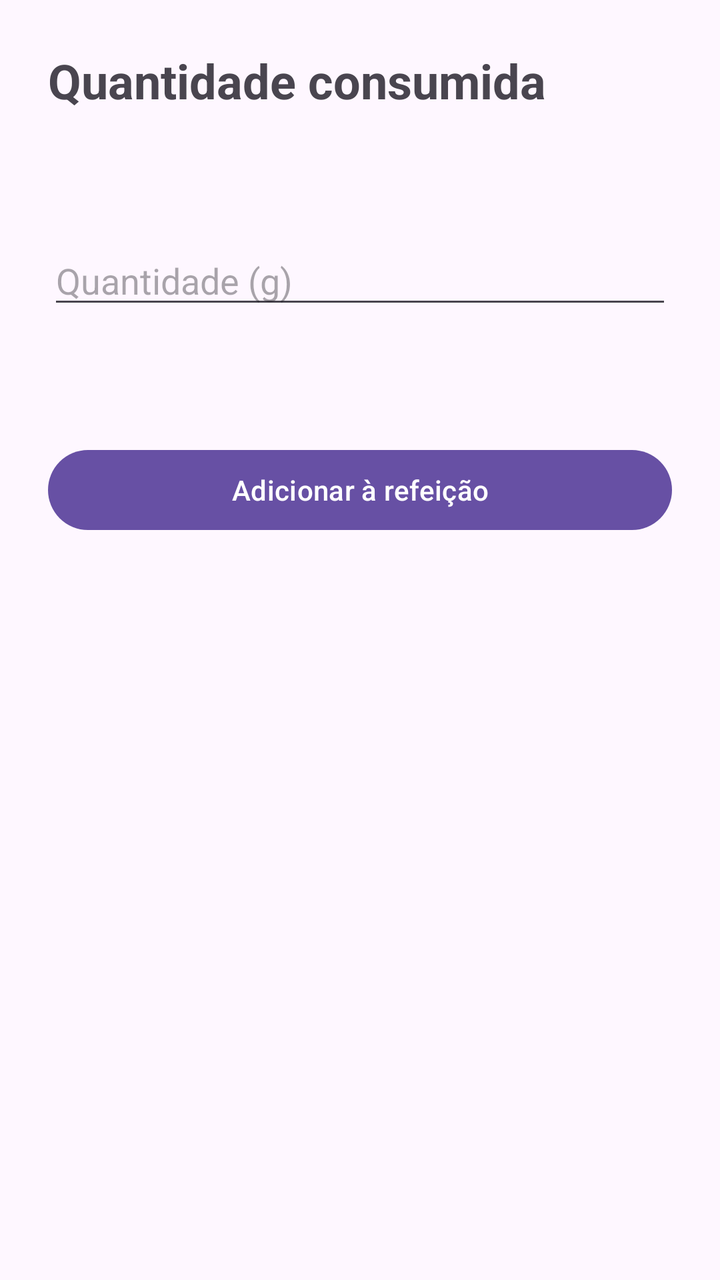
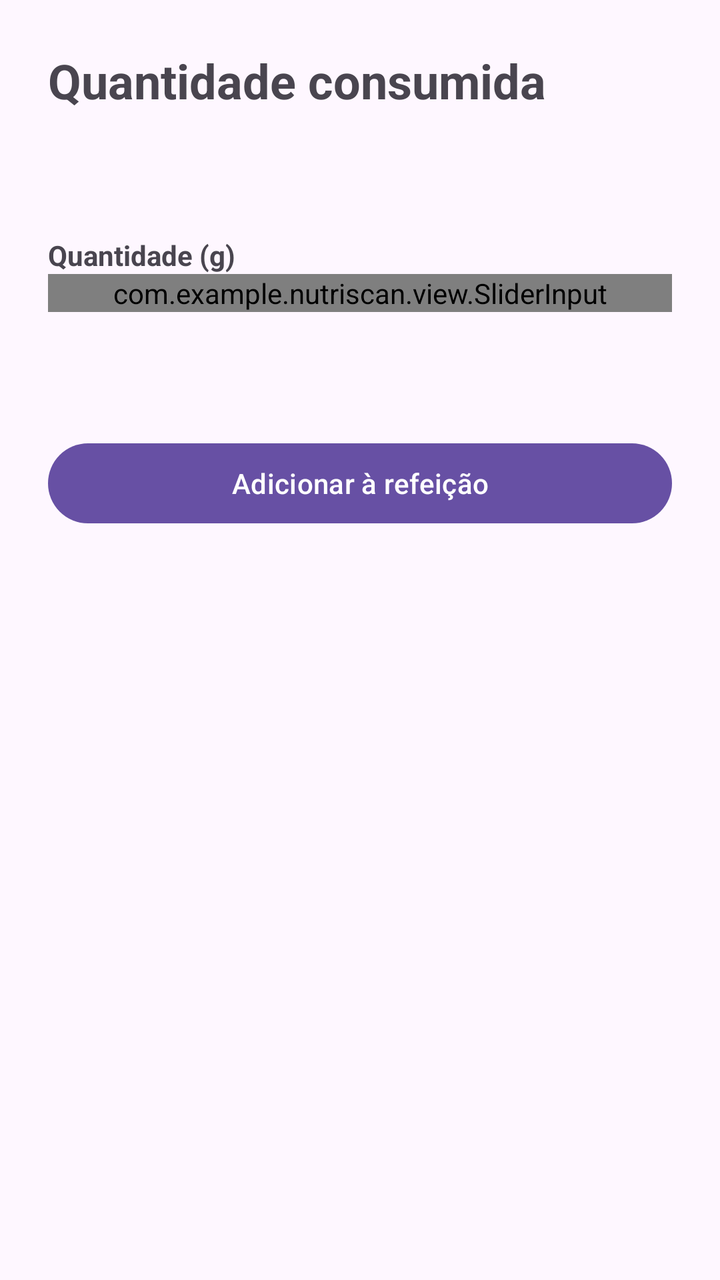

Two renders of the same Android screen: before a commit and after it. Below are the layout's source before the change and the commit's diff.
<!-- AndroidManifest.xml: application theme Theme.NutriScan -->
<!-- res/layout/activity_quantity.xml -->
<?xml version="1.0" encoding="utf-8"?>
<ScrollView xmlns:android="http://schemas.android.com/apk/res/android"
            android:id="@+id/quantity"
            android:layout_width="match_parent"
            android:layout_height="match_parent">

    <LinearLayout
            android:layout_width="match_parent"
            android:layout_height="wrap_content"
            android:orientation="vertical"
            android:padding="24dp">

        <TextView
                android:layout_width="wrap_content"
                android:layout_height="wrap_content"
                android:text="Quantidade consumida"
                android:textSize="24sp"
                android:textStyle="bold"
                android:layout_marginBottom="16dp" />

        <TextView
                android:id="@+id/tvFood"
                android:layout_width="match_parent"
                android:layout_height="wrap_content"
                android:textSize="16sp" />

        <EditText
                android:id="@+id/etGrams"
                android:layout_width="match_parent"
                android:layout_height="wrap_content"
                android:layout_marginTop="24dp"
                android:hint="Quantidade (g)"
                android:inputType="numberDecimal" />

        <TextView
                android:id="@+id/tvTotals"
                android:layout_width="match_parent"
                android:layout_height="wrap_content"
                android:layout_marginTop="16dp"
                android:textSize="16sp" />

        <Button
                android:id="@+id/btnConfirm"
                android:layout_width="match_parent"
                android:layout_height="wrap_content"
                android:layout_marginTop="24dp"
                android:text="Adicionar à refeição" />

    </LinearLayout>
</ScrollView>
<!-- resources referenced by this layout -->
<resources>
  <style name="Theme.NutriScan" parent="Base.Theme.NutriScan" />
  <style name="Base.Theme.NutriScan" parent="Theme.Material3.DayNight.NoActionBar">
          
          
      </style>
</resources>

<!-- the commit's change to res/layout/activity_quantity.xml (unified diff, before → after) -->
@@ -13,10 +13,10 @@
         <TextView
                 android:layout_width="wrap_content"
                 android:layout_height="wrap_content"
+                android:layout_marginBottom="16dp"
                 android:text="Quantidade consumida"
                 android:textSize="24sp"
-                android:textStyle="bold"
-                android:layout_marginBottom="16dp" />
+                android:textStyle="bold" />
 
         <TextView
                 android:id="@+id/tvFood"
@@ -24,13 +24,17 @@
                 android:layout_height="wrap_content"
                 android:textSize="16sp" />
 
-        <EditText
-                android:id="@+id/etGrams"
-                android:layout_width="match_parent"
+        <TextView
+                android:layout_width="wrap_content"
                 android:layout_height="wrap_content"
                 android:layout_marginTop="24dp"
-                android:hint="Quantidade (g)"
-                android:inputType="numberDecimal" />
+                android:text="Quantidade (g)"
+                android:textStyle="bold" />
+
+        <com.example.nutriscan.view.SliderInput
+                android:id="@+id/sliderGrams"
+                android:layout_width="match_parent"
+                android:layout_height="wrap_content" />
 
         <TextView
                 android:id="@+id/tvTotals"
